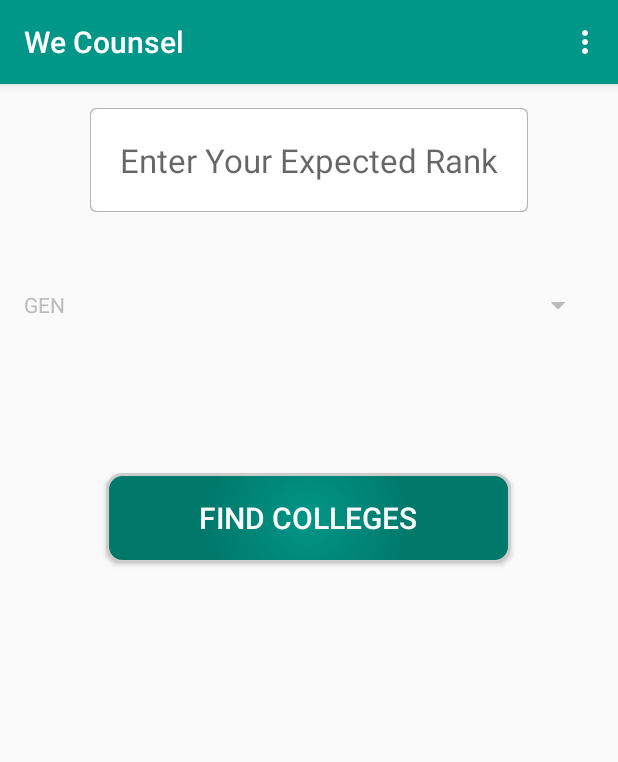
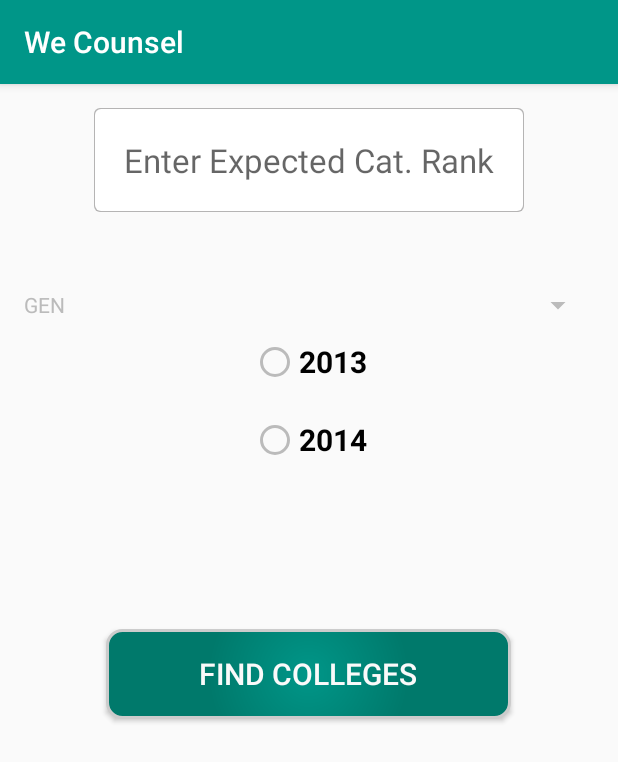
Before and after one commit to akshayaggarwal99/We_Counsel, an Android app: the MainActivity screen opened directly, with no data from a screen before it, on a phone screen of 412 x 824 dp. Shown: the top 762 px of the screen. Run offline under Robolectric (Android 15) with nearby library versions, the phone set to English and light mode, and no system bars.

Commit message:
Jee 2014 database added with  radio buttons

```diff
--- a/app/build.gradle
+++ b/app/build.gradle
@@ -8,8 +8,8 @@ android {
         applicationId "com.aka.wecounsel"
         minSdkVersion 15
         targetSdkVersion 22
-        versionCode 2
-        versionName "1.1"
+        versionCode 4
+        versionName "1.4"
     }
     buildTypes {
         release {
--- a/app/src/main/java/com/aka/wecounsel/MainActivity.java
+++ b/app/src/main/java/com/aka/wecounsel/MainActivity.java
@@ -14,15 +14,20 @@ import android.widget.AdapterView;
 import android.widget.ArrayAdapter;
 import android.widget.Button;
 import android.widget.EditText;
+import android.widget.RadioButton;
+import android.widget.RadioGroup;
 import android.widget.Spinner;
 import android.widget.Toast;
-
 
 
 public class MainActivity extends ActionBarActivity {
 
     EditText et_rank;
-    String rank;
+    String rank,jee;
+    Bundle basket = new Bundle();
+    RadioButton jee2013 ,jee2014;
+    RadioGroup rg;
+    Button find_colleges;
 
 
     Spinner spinner_category;
@@ -41,11 +46,11 @@ public class MainActivity extends ActionBarActivity {
         adapter_state
                 .setDropDownViewResource(android.R.layout.simple_spinner_dropdown_item);
         spinner_category.setAdapter(adapter_state);
+        rg = (RadioGroup) findViewById(R.id.radio_group);
+        find_colleges = (Button) findViewById(R.id.find_colleges);
 
-
-
-
-
+        jee2013 = (RadioButton) findViewById(R.id.radioButton_2013);
+        jee2014 = (RadioButton) findViewById(R.id.radioButton_2014);
 
     }
 
@@ -56,48 +61,71 @@ public class MainActivity extends ActionBarActivity {
         finish();
     }
 
-    @Override
-    public boolean onCreateOptionsMenu(Menu menu) {
-        // Inflate the menu; this adds items to the action bar if it is present.
-        getMenuInflater().inflate(R.menu.menu_main, menu);
-        return true;
+//    @Override
+//    public boolean onCreateOptionsMenu(Menu menu) {
+//        // Inflate the menu; this adds items to the action bar if it is present.
+//        getMenuInflater().inflate(R.menu.menu_main, menu);
+//        return true;
+//    }
+
+//    @Override
+//    public boolean onOptionsItemSelected(MenuItem item) {
+//        // Handle action bar item clicks here. The action bar will
+//        // automatically handle clicks on the Home/Up button, so long
+//        // as you specify a parent activity in AndroidManifest.xml.
+//        int id = item.getItemId();
+//
+//        //noinspection SimplifiableIfStatement
+//        if (id == R.id.action_settings) {
+//            return true;
+//        }
+//
+//        return super.onOptionsItemSelected(item);
+//    }
+
+    public void onFindCollegesClick(View view) {
+
+
+        et_rank = (EditText) findViewById(R.id.edit_rank);
+        rank = et_rank.getText().toString();
+        String category = spinner_category.getSelectedItem().toString();
+
+        String ed_text = et_rank.getText().toString().trim();
+        if (ed_text.isEmpty() || ed_text.length() == 0 || ed_text.equals("") || ed_text == null) {
+
+            Toast.makeText(getApplicationContext(), "Rank can't be empty ", Toast.LENGTH_SHORT).show();
+            //EditText is empty
+        }
+
+        int selectedId = rg.getCheckedRadioButtonId();
+        if(selectedId == jee2013.getId()) {
+            jee="jee_2013";
+
+
+
+        }
+        if(selectedId == jee2014.getId()) {
+
+
+            jee="jee_2014";
+
+
+        }
+        Intent intent = new Intent(getApplicationContext(), SubActivity.class);
+        basket.putString("category", category);
+        basket.putString("ranks", rank);
+        basket.putString("jee",jee);
+        intent.putExtras(basket);
+        startActivity(intent);
+
+
+
     }
 
-    @Override
-    public boolean onOptionsItemSelected(MenuItem item) {
-        // Handle action bar item clicks here. The action bar will
-        // automatically handle clicks on the Home/Up button, so long
-        // as you specify a parent activity in AndroidManifest.xml.
-        int id = item.getItemId();
 
-        //noinspection SimplifiableIfStatement
-        if (id == R.id.action_settings) {
-            return true;
-        }
 
-        return super.onOptionsItemSelected(item);
-    }
 
-    public void onFindCollegesClick(View view) {
-        Intent intent = new Intent(getApplicationContext(), SubActivity.class);
-        et_rank = (EditText) findViewById(R.id.edit_rank);
-        rank = et_rank.getText().toString();
-        String category =spinner_category.getSelectedItem().toString();
+}
 
-        String ed_text = et_rank.getText().toString().trim();
 
-        if(ed_text.isEmpty() || ed_text.length() == 0 || ed_text.equals("") || ed_text == null)
-        {
-
-            Toast.makeText(getApplicationContext(),"Rank can't be empty ",Toast.LENGTH_SHORT).show();
-            //EditText is empty
-        }
-        else
-        {
-
-            intent.putExtra("category",category);
-            intent.putExtra("ranks", rank);
-            startActivity(intent);}
-        }
-            //EditText is not empty
-        }
+//EditText is not empty
--- a/app/src/main/res/layout/activity_main.xml
+++ b/app/src/main/res/layout/activity_main.xml
@@ -25,10 +25,10 @@
         android:textSize="22sp"
         android:inputType="number"
         android:padding="20dp"
-        android:hint="Enter Your Expected Rank"
+        android:hint="Enter Expected Cat. Rank"
         android:textColor="@color/sinch_purple"
         android:background="@drawable/inputbox"
-        android:imeOptions="actionNext"
+        android:imeOptions="actionDone"
         android:layout_gravity="center"
         android:layout_alignParentTop="true"
         android:layout_centerHorizontal="true"
@@ -54,6 +54,35 @@
 
       />
 
+        <RadioGroup
+            android:layout_width="match_parent"
+            android:id="@+id/radio_group"
+            android:layout_height="wrap_content"
+            android:orientation="vertical">
+        <RadioButton
+            android:layout_width="wrap_content"
+            android:layout_height="wrap_content"
+            android:text="2013"
+            android:textSize="20dp"
+            android:textStyle="bold"
+            android:layout_margin="10dp"
+            android:layout_marginTop="15dp"
+
+            android:id="@+id/radioButton_2013"
+            android:layout_gravity="center_horizontal" />
+
+        <RadioButton
+            android:layout_width="wrap_content"
+            android:layout_height="wrap_content"
+            android:text="2014"
+            android:textSize="20dp"
+            android:textStyle="bold"
+            android:layout_margin="10dp"
+
+            android:id="@+id/radioButton_2014"
+            android:layout_gravity="center_horizontal" />
+
+       </RadioGroup>
         <Button
         android:id="@+id/find_colleges"
         android:layout_width="wrap_content"
--- a/app/src/main/res/values/styles.xml
+++ b/app/src/main/res/values/styles.xml
@@ -7,7 +7,7 @@
         <!--   darker variant for the status bar and contextual app bars -->
         <item name="colorPrimaryDark">@color/primaryColorDark</item>
         <!--   theme UI controls like checkboxes and text fields -->
-        <item name="colorAccent">#CCC</item>
+        <item name="colorAccent">#FF3D00</item>
 
 
 
@@ -17,6 +17,7 @@
         <item name="android:textColorPrimary">@color/off_white</item>
         <item name="android:textColorSecondary">#BBB</item>
 
+
     </style>
 
 
```
Also changed, not shown: app/src/main/AndroidManifest.xml (+2 -15 lines), app/src/main/java/com/aka/wecounsel/DataBaseHelper.java (+10 -3 lines), app/src/main/java/com/aka/wecounsel/RankPredictor.java (+25 -23 lines), app/src/main/java/com/aka/wecounsel/SelectionActivity.java (+23 -21 lines), app/src/main/java/com/aka/wecounsel/SubActivity.java (+33 -84 lines), app/src/main/java/com/aka/wecounsel/SubActivity_2.java (+31 -69 lines), app/src/main/res/layout/activity_rank_predictor.xml (+3 -4 lines), app/src/main/res/layout/college_list_item.xml (+38 -5 lines), app/src/main/assets/jeeadvance.db.
